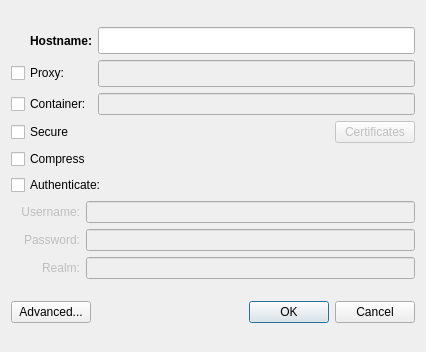
The window that src/pmchart/hostdialog.ui (performancecopilot/pcp) describes before a commit, drawn with Qt 5.
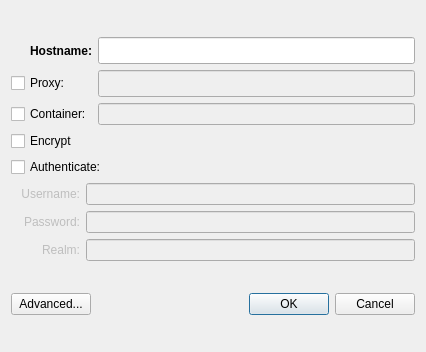
The same window after the commit. Icons and pictures are not drawn.

Commit message: pmchart: cull add-host certificates button (nss-gui)

```diff
--- a/src/pmchart/hostdialog.ui
+++ b/src/pmchart/hostdialog.ui
@@ -134,42 +134,12 @@
        <item row="0" column="0">
         <widget class="QCheckBox" name="secureCheckBox">
          <property name="text">
-          <string>Secure</string>
-         </property>
-        </widget>
-       </item>
-       <item row="0" column="1">
-        <spacer name="horizontalSpacer">
-         <property name="orientation">
-          <enum>Qt::Horizontal</enum>
-         </property>
-         <property name="sizeHint" stdset="0">
-          <size>
-           <width>40</width>
-           <height>20</height>
-          </size>
-         </property>
-        </spacer>
-       </item>
-       <item row="0" column="2">
-        <widget class="QPushButton" name="certificatesPushButton">
-         <property name="enabled">
-          <bool>false</bool>
-         </property>
-         <property name="text">
-          <string>Certificates</string>
+          <string>Encrypt</string>
          </property>
         </widget>
        </item>
       </layout>
      </item>
-     <item>
-      <widget class="QCheckBox" name="compressCheckBox">
-       <property name="text">
-        <string>Compress</string>
-       </property>
-      </widget>
-     </item>
      <item>
       <widget class="QCheckBox" name="authenticateCheckBox">
        <property name="text">
```
Left out of the diff: 20 changed lines with no effect on the pictures. The commit also changes 2 other files.
